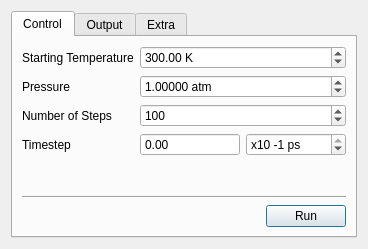
trisyoungs/aten, file src/gui/md.ui: the form before one commit.
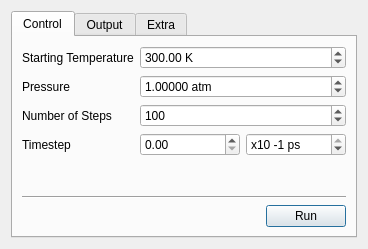
The form after the commit. Icons and pictures are not drawn.

Commit message: Tweaks to several ui files to fix builds on RH-based distros.

Patch:
```diff
--- a/src/gui/md.ui
+++ b/src/gui/md.ui
@@ -25,16 +25,8 @@
      <property name="currentIndex" >
       <number>0</number>
      </property>
-     <widget class="QWidget" name="ControlTab" >
-      <property name="geometry" >
-       <rect>
-        <x>0</x>
-        <y>0</y>
-        <width>348</width>
-        <height>204</height>
-       </rect>
-      </property>
-      <attribute name="title" >
+     <widget class="QWidget" name="ControlTab">
+      <attribute name="title">
        <string>Control</string>
       </attribute>
       <layout class="QVBoxLayout" name="verticalLayout" >
@@ -109,10 +101,10 @@
            </property>
           </widget>
          </item>
-         <item row="3" column="1" >
-          <widget class="QDoubleSpinBox" name="TimeStepMantissaSpin" >
-           <property name="buttonSymbols" >
-            <enum>QAbstractSpinBox::NoButtons</enum>
+         <item row="3" column="1">
+          <widget class="QDoubleSpinBox" name="TimeStepMantissaSpin">
+           <property name="buttonSymbols">
+            <enum>QAbstractSpinBox::UpDownArrows</enum>
            </property>
            <property name="decimals" >
             <number>2</number>
```
Left out of the diff: 147 changed lines with no effect on the pictures. The commit also changes 2 other files.
